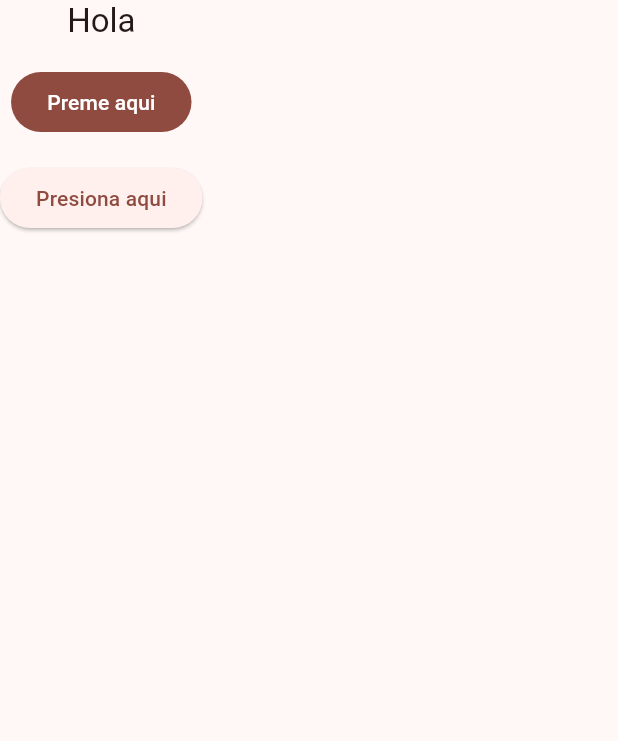
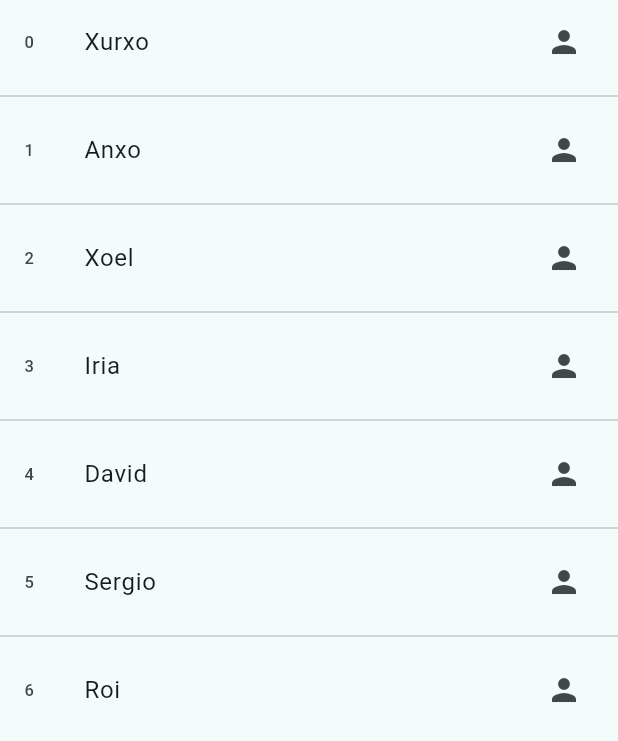
Before and after one commit to Anxinhov/PMDM, a Flutter app: the screen it shows after launch, on a phone screen of 412 x 824 dp. Shown: the top 741 px of the screen. Run offline on Flutter 3.47's test engine with Material 3 defaults, Android fonts, the phone set to English and light mode, and no system bars; our stand-ins replace material_ui.

Commit message:
Practicando stf

```diff
--- a/Tema3 - Flutter/proba_flutter/lib/main.dart
+++ b/Tema3 - Flutter/proba_flutter/lib/main.dart
@@ -1,6 +1,6 @@
-import 'package:flutter/material.dart';
+import 'package:material_ui/material_ui.dart';
 
-final tema = ThemeData(colorScheme: ColorScheme.fromSeed(seedColor: const Color.fromARGB(255, 255, 0, 0)),);
+final tema = ThemeData(colorScheme: ColorScheme.fromSeed(seedColor: const Color.fromARGB(255, 255, 255, 255)),);
 void main(List<String> args) {
   runApp(MiAplicacion());
 }
@@ -64,12 +64,14 @@ class MyWidgetPrincipal extends StatelessWidget {
     return Scaffold(
       body:
         Column(children: [
-          Text("Hola",style: (tema.textTheme.titleLarge),),
-          SizedBox(height: 16.0,),
-          FilledButton(onPressed: () => print("Boton pulsado"), child: Text("Preme aqui")),
-          SizedBox(height: 16.0,),
-          ElevatedButton(onPressed: () => print("Boton clickeado"), child: Text("Presiona aqui"))
-        ],)
+          Expanded(child: ListView.separated(
+              itemCount: alumnos.length ,
+              itemBuilder: (context, index) => ListTile(leading: Text("$index"),title: Text(alumnos[index],),trailing: Icon(Icons.person)),
+              separatorBuilder: (context, index) => Divider()
+            )
+          )
+        ],
+      )
     );
   }
 }
--- a/Tema3 - Flutter/proba_flutter/pubspec.yaml
+++ b/Tema3 - Flutter/proba_flutter/pubspec.yaml
@@ -34,6 +34,7 @@ dependencies:
   # The following adds the Cupertino Icons font to your application.
   # Use with the CupertinoIcons class for iOS style icons.
   cupertino_icons: ^1.0.8
+  material_ui: ^1.11.1
 
 dev_dependencies:
   flutter_test:
```
Also changed, not shown: Tema3 - Flutter/proba_flutter/lib/proba2.dart (added, +26 -0 lines), Tema3 - Flutter/proba_flutter/lib/proba3.dart (added, +40 -0 lines), Tema3 - Flutter/proba_flutter/lib/proba4.dart (added, +37 -0 lines), Tema3 - Flutter/proba_flutter/lib/prueba_personal.dart (added, +28 -0 lines), Tema3 - Flutter/proba_flutter/pubspec.lock, 1 other file.
